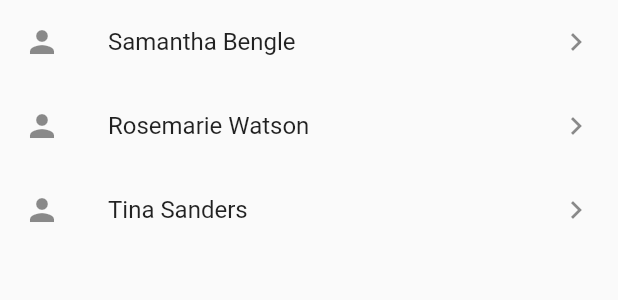
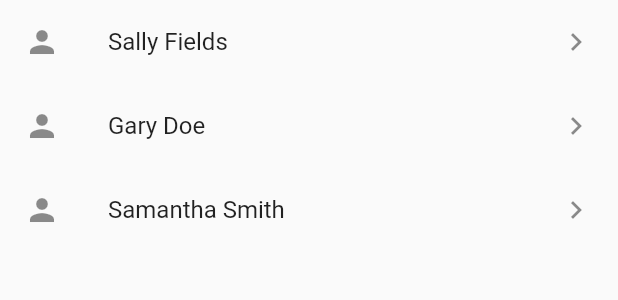
Before and after one commit to IvanIsCoding/Farmaci.ai, a Flutter app: the Allies widget shown alone on an empty page, opened directly, on a phone screen of 412 x 824 dp. Shown: the top 300 px of the screen. Run offline on Flutter 3.47's test engine with Material 2 defaults, Android fonts, the phone set to English and light mode, and no system bars.

Commit message:
Added some patient information.

```diff
--- a/lib/allies.dart
+++ b/lib/allies.dart
@@ -1,28 +1,85 @@
 import 'globals.dart' as globals;
+import 'patient.dart';
 import 'package:flutter/material.dart';
 //import './mainpage.dart';
 
 /* Widget for Friends & Family Page */
 
-class Allies extends StatelessWidget {
+class Allies extends StatefulWidget {
+  @override
+  _AlliesState createState() => _AlliesState();
+}
+
+class _AlliesState extends State<Allies> {
   @override
   Widget build(BuildContext context) {
+    var friendList;
+    friendList = new List<Patient>(5);
+    friendList[0] = new Patient(
+        "Sally Fields", // name
+        "Friend", // relationship
+        DateTime(2021, 01, 06),
+        "She's feeling much better, and will be discharged soon",
+        "Very Good");
+
+    friendList[1] = new Patient(
+        "Gary Doe", // name
+        "Relative", // relationship
+        DateTime(2021, 01, 02),
+        "His breathing and appetite has improved. His spirits are up.",
+        "Good, and Improving");
+
+    friendList[2] = new Patient(
+        "Samantha Smith", // name
+        "Friend", // relationship
+        DateTime(2021, 02, 05),
+        "Her surgery went very well, and she's recovering very well.",
+        "Very Good");
+
+    Widget showPatient(int patientIndex) {
+      return Column(children: <Widget>[
+        ListTile(
+            leading: Icon(Icons.person_sharp),
+            title: Text(friendList[patientIndex].name),
+            trailing: Text(friendList[patientIndex].relationship)),
+        ListTile(
+          leading: Text(friendList[patientIndex].date),
+        ),
+        ListTile(
+          title: Text(friendList[patientIndex].summary),
+        ),
+        ListTile(
+          leading: Text("Status Given By Nurse: "),
+          title: Text(friendList[patientIndex].status),
+        )
+      ]);
+    }
+
     return ListView(
       children: <Widget>[
         ListTile(
           leading: Icon(Icons.person_sharp),
-          title: Text('Samantha Bengle'),
+          title: Text(friendList[0].name),
           trailing: Icon(Icons.keyboard_arrow_right),
+          onTap: () {
+            setState(() => showPatient(0));
+          },
         ),
         ListTile(
           leading: Icon(Icons.person_sharp),
-          title: Text('Rosemarie Watson'),
+          title: Text(friendList[1].name),
           trailing: Icon(Icons.keyboard_arrow_right),
+          onTap: () {
+            setState(() => showPatient(1));
+          },
         ),
         ListTile(
           leading: Icon(Icons.person_sharp),
-          title: Text('Tina Sanders'),
+          title: Text(friendList[2].name),
           trailing: Icon(Icons.keyboard_arrow_right),
+          onTap: () {
+            setState(() => showPatient(2));
+          },
         ),
       ],
     );
--- a/lib/globals.dart
+++ b/lib/globals.dart
@@ -1,3 +1,8 @@
 library my_prj.globals;
 
-String name = '';
+import 'patient.dart';
+import 'patientUpdate.dart';
+
+String name = 'John Doe';
+String appName = "Health.loop";
+int friendCount = 0;
--- a/lib/homepage.dart
+++ b/lib/homepage.dart
@@ -17,7 +17,6 @@ class _MyHomePageState extends State<MyHomePage> {
   Widget serveBody() {
     if (index == 1) return Allies();
     if (index == 2) return Medications();
-
     return Text('Default Page');
   }
 
--- /dev/null
+++ b/lib/patient.dart
@@ -0,0 +1,21 @@
+import "./patientUpdate.dart";
+
+/* Tracked patient in friend's list */
+
+class Patient {
+  String name;
+  String relationship;
+  PatientUpdate update;
+
+  Patient(String name, String relationship, DateTime date, String summary,
+      String status) {
+    this.name = name;
+    this.relationship = relationship;
+    this.update = update;
+    this.update = new PatientUpdate(date, summary, status);
+  }
+
+  void statusUpdate(PatientUpdate update) {
+    this.update = update;
+  }
+}
--- /dev/null
+++ b/lib/patientUpdate.dart
@@ -0,0 +1,13 @@
+/* Holds information for a patient's medical update */
+
+class PatientUpdate {
+  DateTime date;
+  String summary;
+  String status;
+
+  PatientUpdate(DateTime date, String summary, String status) {
+    this.date = date;
+    this.summary = summary;
+    this.status = status;
+  }
+}
```
Also changed, not shown: lib/mainpage.dart (+6 -4 lines), lib/medications.dart (+7 -1 lines).
